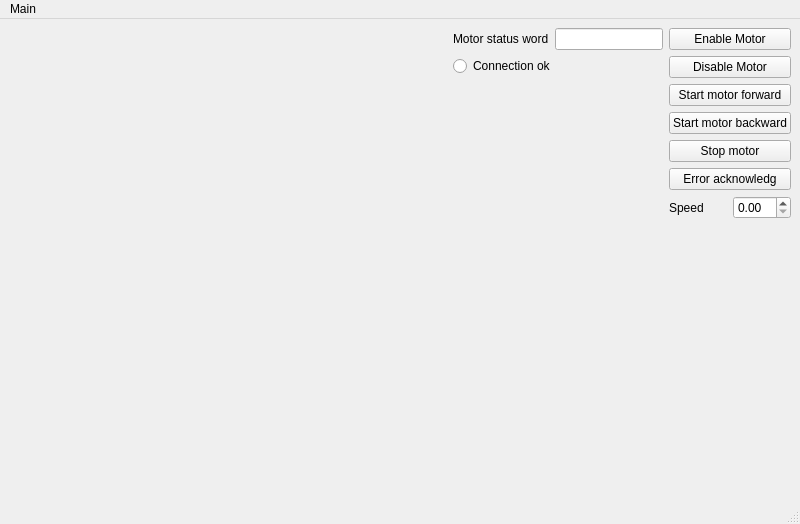
Above: src/ui/ui_workbench.ui from rubiliks/NIMotionStepperWorkBench before the change. Below: the same form after it.
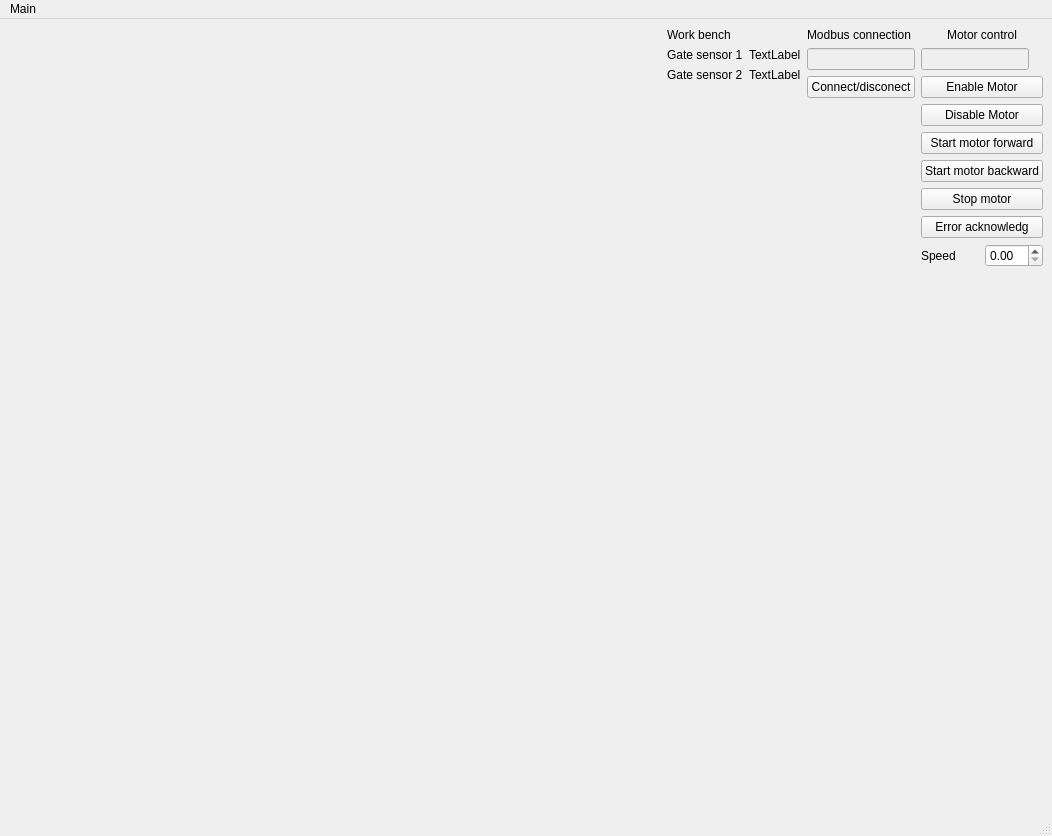
That is the form after the change.

Commit message: add status gate sensor, read DI

What changed in the file:
```diff
--- a/src/ui/ui_workbench.ui
+++ b/src/ui/ui_workbench.ui
@@ -6,8 +6,8 @@
    <rect>
     <x>0</x>
     <y>0</y>
-    <width>800</width>
-    <height>524</height>
+    <width>1052</width>
+    <height>836</height>
    </rect>
   </property>
   <property name="windowTitle">
@@ -37,6 +37,73 @@
       </property>
      </spacer>
     </item>
+    <item>
+     <layout class="QVBoxLayout" name="verticalLayout">
+      <item>
+       <layout class="QHBoxLayout" name="horizontalLayout_5">
+        <item>
+         <widget class="QLabel" name="label_4">
+          <property name="text">
+           <string>Work bench</string>
+          </property>
+         </widget>
+        </item>
+       </layout>
+      </item>
+      <item>
+       <layout class="QHBoxLayout" name="horizontalLayout_14">
+        <item>
+         <widget class="QLabel" name="gate_sensor_1_label">
+          <property name="text">
+           <string>Gate sensor 1</string>
+          </property>
+         </widget>
+        </item>
+        <item>
+         <widget class="QLabel" name="gate_sensor_1_indicator">
+          <property name="text">
+           <string>TextLabel</string>
+          </property>
+         </widget>
+        </item>
+       </layout>
+      </item>
+      <item>
+       <layout class="QHBoxLayout" name="horizontalLayout_15">
+        <item>
+         <widget class="QLabel" name="gate_sensor_2_label">
+          <property name="text">
+           <string>Gate sensor 2</string>
+          </property>
+         </widget>
+        </item>
+        <item>
+         <widget class="QLabel" name="gate_sensor_2_indicator">
+          <property name="autoFillBackground">
+           <bool>false</bool>
+          </property>
+          <property name="text">
+           <string>TextLabel</string>
+          </property>
+         </widget>
+        </item>
+       </layout>
+      </item>
+      <item>
+       <spacer name="verticalSpacer_3">
+        <property name="orientation">
+         <enum>Qt::Orientation::Vertical</enum>
+        </property>
+        <property name="sizeHint" stdset="0">
+         <size>
+          <width>20</width>
+          <height>40</height>
+         </size>
+        </property>
+       </spacer>
+      </item>
+     </layout>
+    </item>
     <item>
      <layout class="QVBoxLayout" name="verticalLayout_3">
       <item>
@@ -44,14 +111,18 @@
         <item>
          <widget class="QLabel" name="Motor_status_word_label">
           <property name="text">
-           <string>Motor status word</string>
+           <string>Modbus connection</string>
           </property>
          </widget>
         </item>
+       </layout>
+      </item>
+      <item>
+       <layout class="QHBoxLayout" name="horizontalLayout_12">
         <item>
-         <widget class="QLineEdit" name="Motor_status_word_lineEdit">
+         <widget class="QLineEdit" name="Modbus_status_word_lineEdit">
           <property name="enabled">
-           <bool>true</bool>
+           <bool>false</bool>
           </property>
           <property name="sizePolicy">
            <sizepolicy hsizetype="Maximum" vsizetype="Fixed">
@@ -59,8 +130,11 @@
             <verstretch>0</verstretch>
            </sizepolicy>
           </property>
-          <property name="text">
-           <string/>
+          <property name="maximumSize">
+           <size>
+            <width>16777213</width>
+            <height>16777215</height>
+           </size>
           </property>
          </widget>
         </item>
@@ -69,9 +143,9 @@
       <item>
        <layout class="QHBoxLayout" name="horizontalLayout_8">
         <item>
-         <widget class="QRadioButton" name="Connection_status_radioButton">
+         <widget class="QPushButton" name="Modbus_con_discon_pushButton">
           <property name="text">
-           <string>Connection ok</string>
+           <string>Connect/disconect</string>
           </property>
          </widget>
         </item>
@@ -94,6 +168,32 @@
     </item>
     <item>
      <layout class="QVBoxLayout" name="verticalLayout_2">
+      <item>
+       <widget class="QLabel" name="Motor_status_word_label_2">
+        <property name="text">
+         <string>Motor control</string>
+        </property>
+        <property name="alignment">
+         <set>Qt::AlignmentFlag::AlignCenter</set>
+        </property>
+       </widget>
+      </item>
+      <item>
+       <widget class="QLineEdit" name="Motor_status_word_lineEdit">
+        <property name="enabled">
+         <bool>false</bool>
+        </property>
+        <property name="sizePolicy">
+         <sizepolicy hsizetype="Maximum" vsizetype="Fixed">
+          <horstretch>0</horstretch>
+          <verstretch>0</verstretch>
+         </sizepolicy>
+        </property>
+        <property name="text">
+         <string/>
+        </property>
+       </widget>
+      </item>
       <item>
        <layout class="QHBoxLayout" name="horizontalLayout_9">
         <item>
@@ -160,9 +260,6 @@
         </item>
        </layout>
       </item>
-      <item>
-       <layout class="QHBoxLayout" name="horizontalLayout_5"/>
-      </item>
       <item>
        <layout class="QHBoxLayout" name="horizontalLayout_2">
         <item>
@@ -199,7 +296,7 @@
     <rect>
      <x>0</x>
      <y>0</y>
-     <width>800</width>
+     <width>1052</width>
      <height>22</height>
     </rect>
    </property>
```
Left out of the diff: 6 changed lines with no effect on the pictures. The commit also changes 4 other files.
